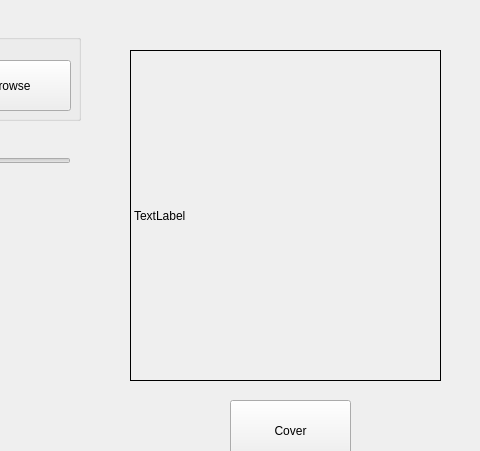
Old version of the form musicroom.ui in the repository Mamad-MD/JukeBox-MusicPlayer-; both pictures show x 800 to 1280 and y 0 to 451 of the 1280 by 812 pixel window.
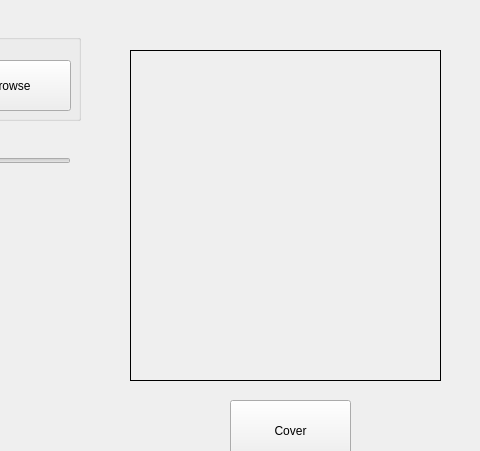
New version of the form.

```diff
--- a/musicroom.ui
+++ b/musicroom.ui
@@ -290,7 +290,7 @@
      <string notr="true">border: 1px solid black;</string>
     </property>
     <property name="text">
-     <string>TextLabel</string>
+     <string/>
     </property>
    </widget>
    <widget class="QPushButton" name="PushButton_PlayPause_2">
```
Left out of the diff: 4 changed lines with no effect on the pictures.
